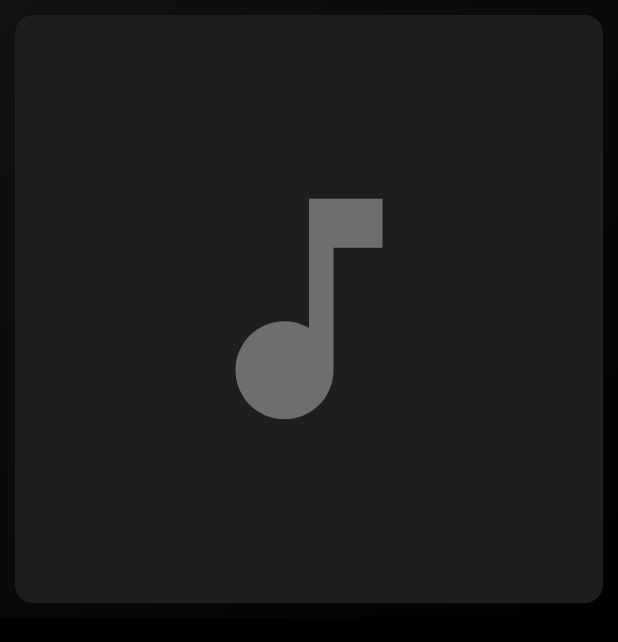
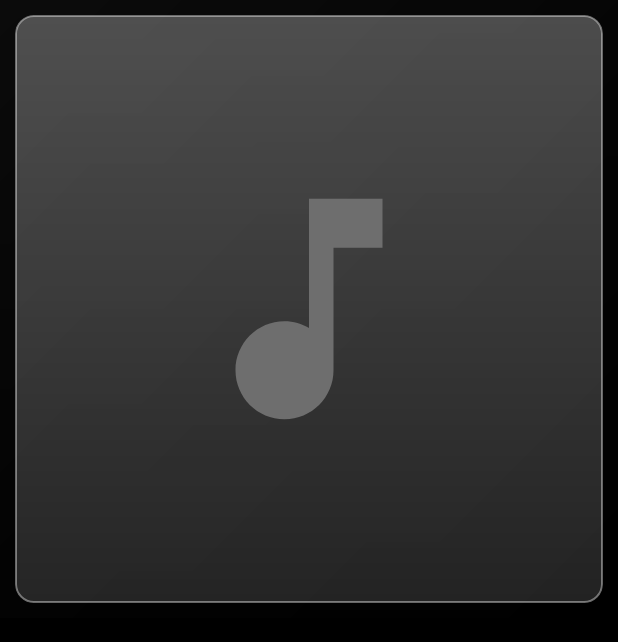
Before and after one commit to lorddaku778/s1-player, an Android app: the screen it shows after launch (PlayerActivity), on a phone screen of 412 x 824 dp. Shown: the top 642 px of the screen. Run offline under Robolectric (Android 15) with nearby library versions, the phone set to English and light mode, and no system bars; 3 statements that could not run were skipped.

Commit message:
Update PlayerActivity.java

```diff
--- a/S1Player-standalone/app/src/main/java/com/asjohn720/s1player/PlayerActivity.java
+++ b/S1Player-standalone/app/src/main/java/com/asjohn720/s1player/PlayerActivity.java
@@ -63,6 +63,7 @@ public class PlayerActivity extends Activity implements PlayerService.Listener {
     private ImageButton btnPlay, btnShuffle, btnRepeat;
     private GradientDrawable playBg;
     private LinearLayout root;
+    private ImageView bgBlur;
     private ListView list;
     private TextView tabQueue, tabSound;
     private android.widget.ScrollView soundScroll;
@@ -224,7 +225,7 @@ public class PlayerActivity extends Activity implements PlayerService.Listener {
     private ImageButton iconBtn(int res, int sizeDp, View.OnClickListener l) {
         ImageButton b = new ImageButton(this);
         b.setImageResource(res);
-        b.setBackground(null);
+        b.setBackground(glassCircle());
         b.setColorFilter(WHITE);
         b.setScaleType(ImageView.ScaleType.FIT_CENTER);
         int pad = dp(sizeDp / 5f);
@@ -245,14 +246,23 @@ public class PlayerActivity extends Activity implements PlayerService.Listener {
         root = new LinearLayout(this);
         root.setOrientation(LinearLayout.HORIZONTAL);
         root.setPadding(pad, pad, pad, pad);
-        root.setBackground(new GradientDrawable(GradientDrawable.Orientation.TL_BR, new int[]{dominant, 0xFF000000}));
+        // Glass look: a blurred copy of the album art sits behind frosted, see-through panels.
+        bgBlur = new ImageView(this);
+        bgBlur.setScaleType(ImageView.ScaleType.CENTER_CROP);
+        bgBlur.setImageDrawable(new GradientDrawable(GradientDrawable.Orientation.TL_BR,
+                new int[]{dominant, 0xFF000000}));
+        screen.addView(bgBlur, new FrameLayout.LayoutParams(ViewGroup.LayoutParams.MATCH_PARENT, h));
+        View scrim = new View(this);
+        scrim.setBackground(new GradientDrawable(GradientDrawable.Orientation.TOP_BOTTOM,
+                new int[]{0x55000000, 0xAA000000}));
+        screen.addView(scrim, new FrameLayout.LayoutParams(ViewGroup.LayoutParams.MATCH_PARENT, h));
         screen.addView(root, new FrameLayout.LayoutParams(ViewGroup.LayoutParams.MATCH_PARENT, h));
 
         // --- album art
         int artSize = h - pad * 2;
         art = new ImageView(this);
         art.setScaleType(ImageView.ScaleType.CENTER_CROP);
-        art.setBackground(rounded(0xFF1E1E1E, dp(12)));
+        art.setBackground(glass(dp(12), true));
         art.setClipToOutline(true);
         art.setImageResource(R.drawable.ic_note);
         art.setColorFilter(DIM);
@@ -264,6 +274,7 @@ public class PlayerActivity extends Activity implements PlayerService.Listener {
         mid.setOrientation(LinearLayout.VERTICAL);
         mid.setGravity(Gravity.CENTER_VERTICAL);
         mid.setPadding(dp(14), 0, dp(14), 0);
+        mid.setBackground(glass(dp(12), false));
         root.addView(mid, new LinearLayout.LayoutParams(0, ViewGroup.LayoutParams.MATCH_PARENT, 1.1f));
 
         title = text("S1 Player", 18, WHITE, true);
@@ -310,7 +321,8 @@ public class PlayerActivity extends Activity implements PlayerService.Listener {
         });
         playBg = new GradientDrawable();
         playBg.setShape(GradientDrawable.OVAL);
-        playBg.setColor(WHITE);
+        playBg.setColor(0xF2FFFFFF);
+        playBg.setStroke(Math.max(1, dp(1)), 0x80FFFFFF);
         btnPlay.setBackground(playBg);
         btnPlay.setColorFilter(0xFF000000);
         ImageButton next = iconBtn(R.drawable.ic_next, 46, new View.OnClickListener() {
@@ -330,7 +342,7 @@ public class PlayerActivity extends Activity implements PlayerService.Listener {
         // --- queue
         LinearLayout q = new LinearLayout(this);
         q.setOrientation(LinearLayout.VERTICAL);
-        q.setBackground(rounded(0x66000000, dp(12)));
+        q.setBackground(glass(dp(12), false));
         q.setPadding(dp(4), dp(6), dp(4), dp(4));
         LinearLayout tabs = new LinearLayout(this);
         tabQueue = text("Up next", 12, WHITE, true);
@@ -423,7 +435,7 @@ public class PlayerActivity extends Activity implements PlayerService.Listener {
 
     private TextView chip(String label, final int[] values) {
         TextView t = text(label, 12, WHITE, true);
-        t.setBackground(rounded(0x33FFFFFF, dp(8)));
+        t.setBackground(glass(dp(8), true));
         t.setPadding(dp(12), dp(5), dp(12), dp(5));
         t.setOnClickListener(new View.OnClickListener() {
             @Override public void onClick(View v) {
@@ -471,6 +483,25 @@ public class PlayerActivity extends Activity implements PlayerService.Listener {
         return v;
     }
 
+    /** Frosted-glass panel: light top-to-bottom sheen, thin bright edge, rounded corners. */
+    private GradientDrawable glass(int radius, boolean strong) {
+        int top = strong ? 0x48FFFFFF : 0x2EFFFFFF;
+        int bottom = strong ? 0x22FFFFFF : 0x12FFFFFF;
+        GradientDrawable g = new GradientDrawable(GradientDrawable.Orientation.TOP_BOTTOM,
+                new int[]{top, bottom});
+        g.setCornerRadius(radius);
+        g.setStroke(Math.max(1, dp(1)), strong ? 0x66FFFFFF : 0x40FFFFFF);
+        return g;
+    }
+
+    private GradientDrawable glassCircle() {
+        GradientDrawable g = new GradientDrawable(GradientDrawable.Orientation.TOP_BOTTOM,
+                new int[]{0x3CFFFFFF, 0x14FFFFFF});
+        g.setShape(GradientDrawable.OVAL);
+        g.setStroke(Math.max(1, dp(1)), 0x4DFFFFFF);
+        return g;
+    }
+
     private GradientDrawable rounded(int color, int radius) {
         GradientDrawable g = new GradientDrawable();
         g.setColor(color);
@@ -501,7 +532,7 @@ public class PlayerActivity extends Activity implements PlayerService.Listener {
             a.setTextColor(current ? WHITE : 0xFFD0D0D0);
             a.setTypeface(current ? Typeface.DEFAULT_BOLD : Typeface.DEFAULT);
             b.setText(artistOf(f));
-            row.setBackground(current ? rounded(0x33FFFFFF, dp(8)) : null);
+            row.setBackground(current ? glass(dp(8), true) : null);
             return row;
         }
     }
@@ -574,8 +605,15 @@ public class PlayerActivity extends Activity implements PlayerService.Listener {
                             art.setColorFilter(DIM);
                             dominant = 0xFF161616;
                         }
-                        root.setBackground(new GradientDrawable(
-                                GradientDrawable.Orientation.TL_BR, new int[]{dominant, 0xFF000000}));
+                        if (result != null) {
+                            // Two small scale steps with filtering give a cheap, smooth blur.
+                            Bitmap tiny = Bitmap.createScaledBitmap(result, 24, 24, true);
+                            Bitmap soft = Bitmap.createScaledBitmap(tiny, 96, 96, true);
+                            bgBlur.setImageBitmap(soft);
+                        } else {
+                            bgBlur.setImageDrawable(new GradientDrawable(GradientDrawable.Orientation.TL_BR,
+                                    new int[]{dominant, 0xFF000000}));
+                        }
                     }
                 });
             }
```
